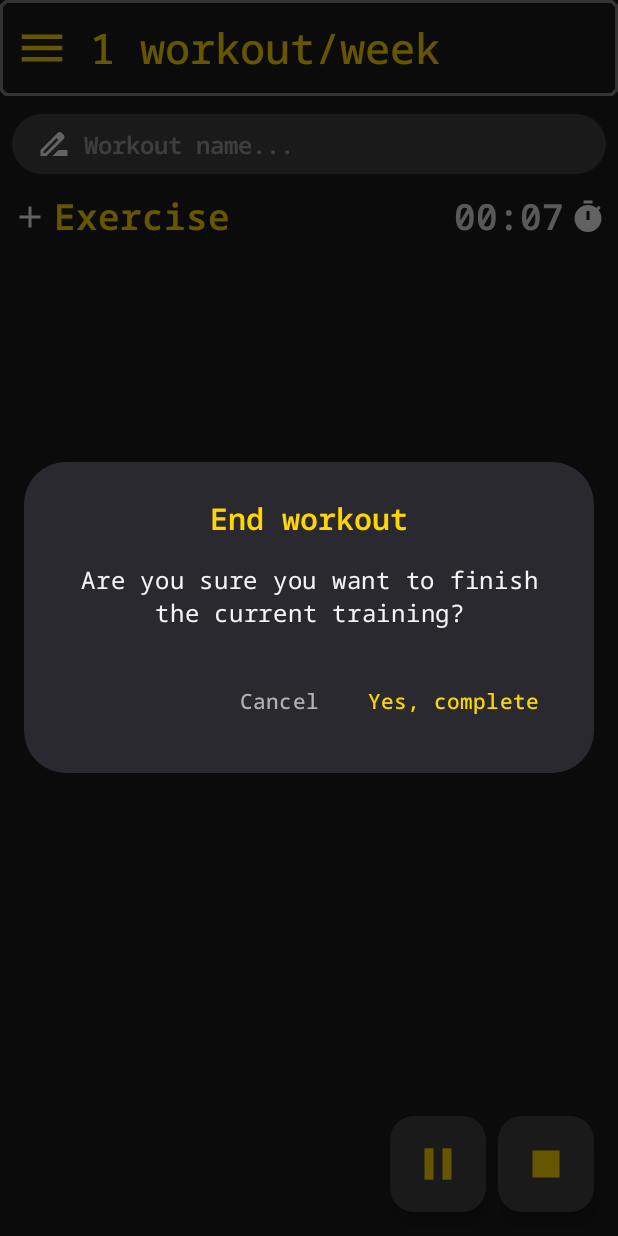
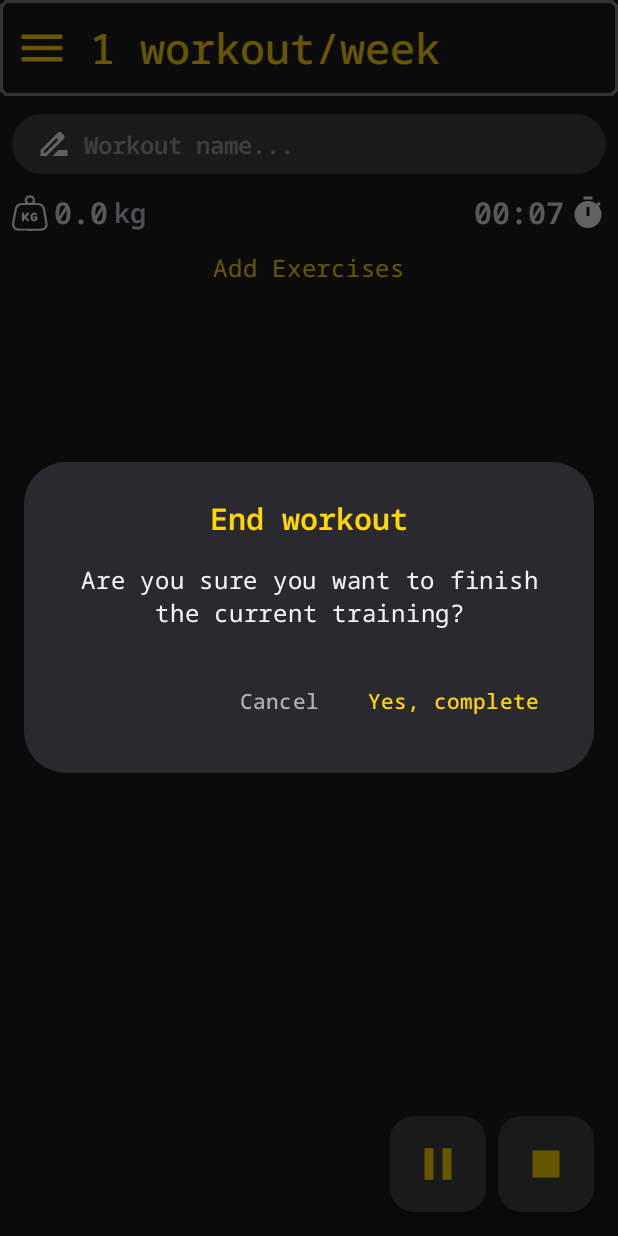
Before and after one commit to neitforever/Trainify, an Android app built with Jetpack Compose: the screen it shows after launch (MainActivity), after a tap on "End", on a phone screen of 412 x 824 dp. Run offline under Robolectric (Android 15) with nearby library versions, the phone set to English and light mode, and no system bars; our stand-ins replace Firebase (no records; nobody signed in at launch, a user with empty details on screens opened directly), Room's generated code; libraries missing offline, so code that uses them is left out: com.android.tools; 2 other taps on this screen came first.

Commit message:
WorkoutScreen

```diff
--- a/app/src/main/java/com/example/motivationcalendarapi/ui/WorkoutScreen.kt
+++ b/app/src/main/java/com/example/motivationcalendarapi/ui/WorkoutScreen.kt
@@ -2,6 +2,7 @@ package com.motivationcalendar.ui
 
 import androidx.compose.foundation.BorderStroke
 import androidx.compose.foundation.border
+import androidx.compose.foundation.clickable
 import androidx.compose.foundation.gestures.Orientation
 import androidx.compose.foundation.gestures.scrollable
 import androidx.compose.foundation.layout.*
@@ -32,9 +33,9 @@ import androidx.compose.material3.Icon
 import androidx.compose.ui.Alignment
 import androidx.compose.ui.res.painterResource
 import com.example.motivationcalendarapi.R
-import com.example.motivationcalendarapi.ui.utils.AddExerciseAndTimeRow
 import com.example.motivationcalendarapi.ui.utils.dialogs.EndWorkoutDialog
 import com.example.motivationcalendarapi.ui.utils.ExerciseSelectionBottomSheet
+import com.example.motivationcalendarapi.ui.utils.TimeRow
 import com.example.motivationcalendarapi.ui.utils.WorkoutNameTextField
 import com.example.motivationcalendarapi.ui.utils.dialogs.ExistWorkoutDialog
 import com.example.motivationcalendarapi.ui.utils.dialogs.WeightDialog
@@ -55,6 +56,7 @@ fun AddWorkoutScreen(
     val workoutName by workoutViewModel.workoutName.collectAsState()
     val keyboardController = LocalSoftwareKeyboardController.current
 
+    val totalKg by workoutViewModel.totalKg.collectAsState()
     var showRepDialog by remember { mutableStateOf(false) }
     var showWeightDialog by remember { mutableStateOf(false) }
     var currentExerciseIndex by remember { mutableStateOf(0) }
@@ -120,8 +122,7 @@ fun AddWorkoutScreen(
             shape = CutCornerShape(4.dp)
         )
         )
-    },
-        floatingActionButton = {
+    }, floatingActionButton = {
         if (isWorkoutStarted) {
             Row(
                 horizontalArrangement = Arrangement.spacedBy(8.dp),
@@ -154,8 +155,7 @@ fun AddWorkoutScreen(
                     containerColor = MaterialTheme.colorScheme.surfaceVariant,
                     contentColor = MaterialTheme.colorScheme.onError,
                     modifier = Modifier.size(64.dp)
-                    )
-                    {
+                ) {
                     Icon(
                         painter = painterResource(id = R.drawable.ic_stop),
                         contentDescription = "End",
@@ -215,9 +215,9 @@ fun AddWorkoutScreen(
                             }, keyboardController = keyboardController
                         )
 
-                        AddExerciseAndTimeRow(
-                            onAddExerciseClick = { isSheetOpen.value = true },
-                            timerValue = timerValue
+                        TimeRow(
+                            timerValue = timerValue,
+                            totalKg = totalKg
                         )
 
                         ExerciseSelectionBottomSheet(
@@ -249,7 +249,26 @@ fun AddWorkoutScreen(
                                 navController = navController
                             )
                         }
+                        Row(
+                            modifier = Modifier
+                                .clickable(onClick = {
+                                    isSheetOpen.value = true
+                                })
+                                .padding(top = 12.dp)
+                                .fillMaxWidth(),
+                            verticalAlignment = Alignment.CenterVertically,
+                            horizontalArrangement = Arrangement.Center
 
+
+                        ) {
+
+                            Text(
+                                text = "Add Exercises",
+                                color = MaterialTheme.colorScheme.primary,
+                                style = MaterialTheme.typography.bodyLarge,
+                            )
+                        }
+                        Spacer(modifier = Modifier.absolutePadding(bottom = 200.dp))
                     } else {
 
 
@@ -275,11 +294,9 @@ fun AddWorkoutScreen(
 
 
 
-            ExistWorkoutDialog(
-                showDialog = showOverwriteDialog,
+            ExistWorkoutDialog(showDialog = showOverwriteDialog,
                 onDismiss = { workoutViewModel.dismissOverwriteDialog() },
-                onConfirm = { workoutViewModel.confirmOverwrite() }
-            )
+                onConfirm = { workoutViewModel.confirmOverwrite() })
 
             PauseWorkoutDialog(
                 showDialog = showPauseDialog.value,
@@ -287,8 +304,7 @@ fun AddWorkoutScreen(
                 isPaused = isWorkoutPaused.value
             )
 
-            EndWorkoutDialog(
-                showDialog = showEndWorkoutDialog.value,
+            EndWorkoutDialog(showDialog = showEndWorkoutDialog.value,
                 onDismiss = { showEndWorkoutDialog.value = false },
                 onConfirm = {
                     val updatedExercises = selectedExercises.mapIndexed { index, ex ->
@@ -297,29 +313,24 @@ fun AddWorkoutScreen(
                     workoutViewModel.saveWorkout(updatedExercises)
                     workoutViewModel.resetWorkout()
                     showEndWorkoutDialog.value = false
-                }
-            )
+                })
 
-            RepsDialog(
-                showDialog = showRepDialog,
+            RepsDialog(showDialog = showRepDialog,
                 initialRep = exerciseSetsMap[currentExerciseIndex]?.get(currentSetIndex)?.rep ?: 0,
                 onDismiss = { showRepDialog = false },
                 onSave = { newRep ->
                     workoutViewModel.updateRep(currentExerciseIndex, currentSetIndex, newRep)
                     showRepDialog = false
-                }
-            )
+                })
 
-            WeightDialog(
-                showDialog = showWeightDialog,
+            WeightDialog(showDialog = showWeightDialog,
                 initialWeight = exerciseSetsMap[currentExerciseIndex]?.get(currentSetIndex)?.weigth
                     ?: 0f,
                 onDismiss = { showWeightDialog = false },
                 onSave = { newWeight ->
                     workoutViewModel.updateWeight(currentExerciseIndex, currentSetIndex, newWeight)
                     showWeightDialog = false
-                }
-            )
+                })
 
 
         }
--- a/app/src/main/java/com/example/motivationcalendarapi/ui/exercise/BodyPartSelectionScreen.kt
+++ b/app/src/main/java/com/example/motivationcalendarapi/ui/exercise/BodyPartSelectionScreen.kt
@@ -178,6 +178,12 @@ fun BodyPartSelectionScreen(
                     }
                 }
             }
+            item {
+                Spacer(
+                    modifier = Modifier
+                        .absolutePadding(bottom = 200.dp)
+                )
+            }
         }
     }
 }
--- a/app/src/main/java/com/example/motivationcalendarapi/ui/exercise/CreateExerciseScreen.kt
+++ b/app/src/main/java/com/example/motivationcalendarapi/ui/exercise/CreateExerciseScreen.kt
@@ -387,6 +387,7 @@ fun CreateExerciseScreen(
                     }
                 }
             }
+            Spacer(modifier = Modifier.absolutePadding(bottom = 200.dp))
         }
     }
 }
--- a/app/src/main/java/com/example/motivationcalendarapi/ui/exercise/EquipmentSelectionScreen.kt
+++ b/app/src/main/java/com/example/motivationcalendarapi/ui/exercise/EquipmentSelectionScreen.kt
@@ -177,6 +177,12 @@ fun EquipmentSelectionScreen(
                     }
                 }
             }
+            item {
+                Spacer(
+                    modifier = Modifier
+                        .absolutePadding(bottom = 200.dp)
+                )
+            }
         }
     }
 }
--- a/app/src/main/java/com/example/motivationcalendarapi/ui/exercise/ExerciseDetailScreen.kt
+++ b/app/src/main/java/com/example/motivationcalendarapi/ui/exercise/ExerciseDetailScreen.kt
@@ -408,6 +408,12 @@ fun ExerciseDetailScreen(
                         )
                     }
                 }
+
+                    Spacer(
+                        modifier = Modifier
+                            .absolutePadding(bottom = 200.dp)
+                    )
+
             }
         } ?: LoadingView()
     }
--- a/app/src/main/java/com/example/motivationcalendarapi/ui/exercise/SearchExerciseScreen.kt
+++ b/app/src/main/java/com/example/motivationcalendarapi/ui/exercise/SearchExerciseScreen.kt
@@ -108,6 +108,12 @@ fun SearchExerciseScreen(
                         onFavoriteClick = { viewModel.toggleFavorite(exercise) },
                         isFavorite = favoriteExercises.any { it.id == exercise.id })
                 }
+                item {
+                    Spacer(
+                        modifier = Modifier
+                            .absolutePadding(bottom = 200.dp)
+                    )
+                }
             }
         }
     }
--- a/app/src/main/java/com/example/motivationcalendarapi/ui/utils/BodyPartsList.kt
+++ b/app/src/main/java/com/example/motivationcalendarapi/ui/utils/BodyPartsList.kt
@@ -103,6 +103,12 @@ fun BodyPartsList(
                 }
 
             }
+                item {
+                    Spacer(
+                        modifier = Modifier
+                            .absolutePadding(bottom = 200.dp)
+                    )
+                }
 
         }
             if (selectedExercises.isNotEmpty()) {
--- a/app/src/main/java/com/example/motivationcalendarapi/ui/utils/ExerciseSelectionBottomSheet.kt
+++ b/app/src/main/java/com/example/motivationcalendarapi/ui/utils/ExerciseSelectionBottomSheet.kt
@@ -95,6 +95,9 @@ fun ExerciseSelectionBottomSheet(
                         }
                     )
                 }
+
+
+
             }
         }
     }
--- a/app/src/main/java/com/example/motivationcalendarapi/ui/utils/AddExerciseAndTimeRow.kt
+++ b/app/src/main/java/com/example/motivationcalendarapi/ui/utils/TotalWeightAndTimeRow.kt
@@ -1,6 +1,5 @@
 package com.example.motivationcalendarapi.ui.utils
 
-import androidx.compose.foundation.clickable
 import androidx.compose.foundation.layout.*
 import androidx.compose.ui.Modifier
 import androidx.compose.ui.unit.dp
@@ -16,47 +15,44 @@ import androidx.compose.ui.res.painterResource
 import com.example.motivationcalendarapi.R
 
 @Composable
-fun AddExerciseAndTimeRow(
-    onAddExerciseClick: () -> Unit,
-    timerValue: Int
+fun TimeRow(
+    timerValue: Int,
+    totalKg: Float
 ) {
     Row(
-        modifier = Modifier.fillMaxWidth(),
+        modifier = Modifier.fillMaxWidth().padding(top = 12.dp),
         horizontalArrangement = Arrangement.SpaceBetween
     ) {
-        Row(
-            verticalAlignment = Alignment.CenterVertically,
-            modifier = Modifier
-                .clickable(onClick = onAddExerciseClick)
-                .padding(top = 12.dp)
-        ) {
+        Row(verticalAlignment = Alignment.CenterVertically){
             Icon(
-                painter = painterResource(R.drawable.ic_add),
-                contentDescription = "add",
+                painter = painterResource(R.drawable.ic_equipment_body_weight),
+                contentDescription = "weight",
                 tint = MaterialTheme.colorScheme.onSurface,
-                modifier = Modifier
-                    .size(28.dp)
-                    .padding(end = 4.dp))
+                modifier = Modifier.size(24.dp))
             Text(
-                text = "Exercise",
-                color = MaterialTheme.colorScheme.primary,
-                style = MaterialTheme.typography.headlineLarge,
+                text = "%.1f".format(totalKg),
+                style = MaterialTheme.typography.headlineMedium,
+                color = MaterialTheme.colorScheme.onBackground,
+                modifier = Modifier.padding(start = 4.dp, end = 4.dp)
+            )
+            Text(
+                text = "kg",
+                style = MaterialTheme.typography.headlineSmall,
+                color = MaterialTheme.colorScheme.onSurfaceVariant
             )
         }
-        Row(
-            modifier = Modifier.padding(top = 12.dp),
-            verticalAlignment = Alignment.CenterVertically
-        ) {
+        Row(verticalAlignment = Alignment.CenterVertically){
             Text(
                 text = formatTime(timerValue),
                 color = MaterialTheme.colorScheme.onBackground,
-                style = MaterialTheme.typography.headlineLarge,
+                style = MaterialTheme.typography.headlineMedium,
                 modifier = Modifier.padding(end = 4.dp))
             Icon(
                 painter = painterResource(R.drawable.ic_time),
                 contentDescription = "time",
                 tint = MaterialTheme.colorScheme.onSurface,
                 modifier = Modifier.size(24.dp))
+
         }
     }
 }
--- a/app/src/main/java/com/example/motivationcalendarapi/viewmodel/WorkoutViewModel.kt
+++ b/app/src/main/java/com/example/motivationcalendarapi/viewmodel/WorkoutViewModel.kt
@@ -309,6 +309,15 @@ class WorkoutViewModel(
         }
     }
 
+    val totalKg: StateFlow<Float> = combine(selectedExercises, exerciseSetsMap) { exercises, setsMap ->
+        exercises.indices.sumOf { index ->
+            setsMap[index]?.sumOf { it.weigth.toDouble() } ?: 0.0
+        }.toFloat()
+    }.stateIn(
+        scope = viewModelScope,
+        started = SharingStarted.WhileSubscribed(5000),
+        initialValue = 0f
+    )
 
     fun removeExercise(exerciseIndex: Int) {
         val updatedExercises = _selectedExercises.value.toMutableList().apply {
```
Also changed, not shown: app/src/main/java/com/example/motivationcalendarapi/ui/exercise/ExerciseScreen.kt (+9 -0 lines). Lines whose indentation alone changed are shown as unchanged.
